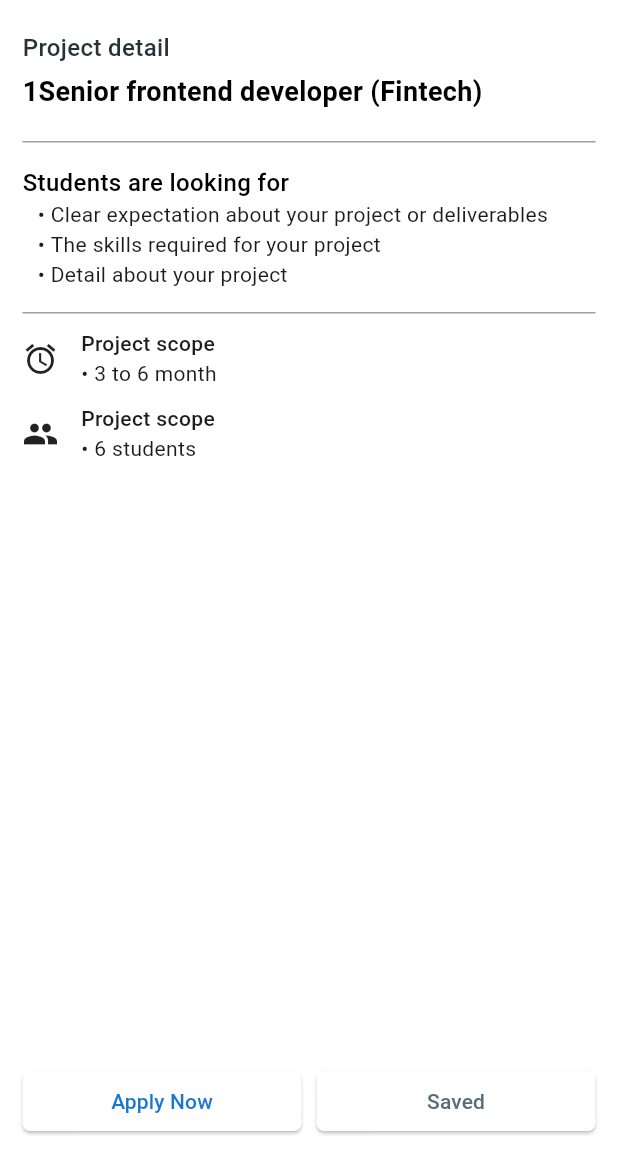
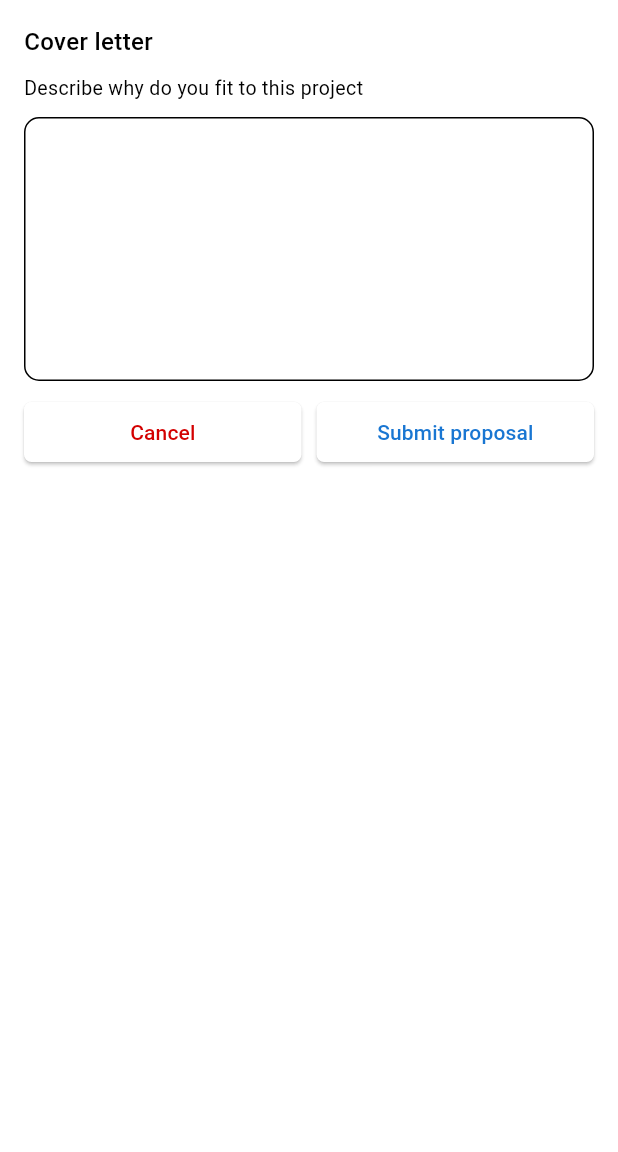
Before and after one commit to Hutavi/final_project_mobile, a Flutter app: the ProjectDetail screen opened directly with sample values from the repository, after a tap on "Apply Now", on a phone screen of 412 x 824 dp, the part 84-1236 px from its top. Run offline on Flutter 3.47's test engine with Material 3 defaults, Android fonts, the light colour scheme and no system bars; our stand-ins replace dio, dotted_border, flutter_dotenv, image_picker; missing offline and left inert: dart:ffi.

Commit message:
Phap: 7. student browse project and submit proposal

```diff
--- a/student_hub/lib/app.dart
+++ b/student_hub/lib/app.dart
@@ -22,9 +22,9 @@ class _MyAppState extends State<MyApp> {
       debugShowCheckedModeBanner: false,
       // theme: AppThemes.lightTheme,
       // initialRoute: '/navigation',
-      home: SwitchAccount(),
+      // home: SwitchAccount(),
       // home: LoginScreen(),
-      // home: ProjectListScreen(),
+      home: ProjectListScreen(),
       // home: Dashboard(),
       // initialRoute: '/homePage',
       // darkTheme: AppThemes.darkTheme,
--- a/student_hub/lib/constants/colors.dart
+++ b/student_hub/lib/constants/colors.dart
@@ -4,7 +4,7 @@ import 'package:flutter/material.dart';
 
 const Color kWhiteColor = Color(0xffffffff);
 const Color kBlackColor = Color(0xff000000);
-const Color kRed = Color.fromARGB(255, 211, 0, 0);
+const Color kRed = Color.fromARGB(255, 211, 0, 0); //cancel btn
 const Color kGreyColorText = Color(0xff45474B);
 
 const Color kGrey0 = Color(0xff555555);
--- a/student_hub/lib/routers/route.dart
+++ b/student_hub/lib/routers/route.dart
@@ -10,6 +10,7 @@ import 'package:student_hub/screens/browser_page/project_detail.dart';
 import 'package:student_hub/screens/browser_page/project_list.dart';
 import 'package:student_hub/screens/browser_page/project_saved.dart';
 import 'package:student_hub/screens/browser_page/project_search.dart';
+import 'package:student_hub/screens/browser_page/submit_proposal.dart';
 import 'package:student_hub/screens/dashboard/send_hired.dart';
 import 'package:student_hub/screens/home_page/home_page.dart';
 import 'package:student_hub/screens/profile_page/profile_input_company.dart';
@@ -295,6 +296,24 @@ class AppRoute {
             );
           },
         );
+
+      case AppRouterName.submitProposal:
+        return PageRouteBuilder(
+          pageBuilder: (context, animation, secondaryAnimation) =>
+              const submitProposal(),
+          transitionsBuilder: (context, animation, secondaryAnimation, child) {
+            const begin = Offset(1.0, 0.0);
+            const end = Offset.zero;
+            const curve = Curves.ease;
+
+            var tween =
+                Tween(begin: begin, end: end).chain(CurveTween(curve: curve));
+            return SlideTransition(
+              position: animation.drive(tween),
+              child: child,
+            );
+          },
+        );
     }
     return _errPage();
   }
--- a/student_hub/lib/routers/route_name.dart
+++ b/student_hub/lib/routers/route_name.dart
@@ -18,4 +18,6 @@ class AppRouterName {
   static const postScreen4 = '/post-step-4';
 
   static const SendHired = '/send=hired';
+  //submit proposal from project detail
+  static const submitProposal = '/submit-proposal';
 }
--- a/student_hub/lib/screens/browser_page/project_detail.dart
+++ b/student_hub/lib/screens/browser_page/project_detail.dart
@@ -1,6 +1,7 @@
 import 'package:flutter/material.dart';
 import 'package:student_hub/constants/colors.dart';
 import 'package:student_hub/models/project_model.dart';
+import 'package:student_hub/routers/route_name.dart';
 import 'package:student_hub/widgets/app_bar_custom.dart';
 import 'package:student_hub/widgets/describe_item.dart';
 
@@ -163,7 +164,9 @@ class _ProjectDetailState extends State<ProjectDetail> {
           children: [
             Expanded(
               child: ElevatedButton(
-                onPressed: () {},
+                onPressed: () {
+                  Navigator.pushNamed(context, AppRouterName.submitProposal);
+                },
                 style: ElevatedButton.styleFrom(
                     shape: RoundedRectangleBorder(
                       borderRadius: BorderRadius.circular(5),
--- /dev/null
+++ b/student_hub/lib/screens/browser_page/submit_proposal.dart
@@ -0,0 +1,114 @@
+import 'dart:ffi';
+
+import 'package:flutter/material.dart';
+import 'package:student_hub/widgets/app_bar_custom.dart';
+import 'package:student_hub/models/project_model.dart';
+import 'package:student_hub/routers/route_name.dart';
+import 'package:student_hub/constants/colors.dart';
+
+class submitProposal extends StatefulWidget {
+  // final ProjectModel projectItem;
+  const submitProposal({super.key});
+  // const submitProposal({super.key, required this.projectItem});
+
+  @override
+  State<submitProposal> createState() => _submitProposalState();
+}
+
+class _submitProposalState extends State<submitProposal> {
+  @override
+  Widget build(BuildContext context) {
+    return Scaffold(
+      backgroundColor: Colors.white,
+      appBar: const AppBarCustom(
+        title: 'Student Hub',
+      ),
+      body: Padding(
+        padding: const EdgeInsets.all(16.0),
+        child: Column(
+          children: [
+            const Row(
+              mainAxisAlignment: MainAxisAlignment.start,
+              children: [
+                Text(
+                  'Cover letter',
+                  style: TextStyle(
+                      fontSize: 16,
+                      fontWeight: FontWeight.w500,
+                      color: Colors.black),
+                ),
+              ],
+            ),
+            const SizedBox(
+              height: 10,
+            ),
+            const Row(
+              mainAxisAlignment: MainAxisAlignment.start,
+              children: [
+                Text(
+                  'Describe why do you fit to this project',
+                  style: TextStyle(
+                      fontSize: 13,
+                      // fontWeight: FontWeight.w500,
+                      color: Colors.black),
+                ),
+              ],
+            ),
+            SizedBox(
+              height: 10,
+            ),
+            const TextField(
+              maxLines: 6,
+              decoration: InputDecoration(
+                  hintText: '',
+                  enabledBorder: OutlineInputBorder(
+                    // borderSide: BorderSide(color: Colors.black),
+                    borderRadius: BorderRadius.vertical(
+                      top: Radius.circular(10.0),
+                      bottom: Radius.circular(10.0),
+                    ),
+                  ),
+                  focusedBorder: OutlineInputBorder(
+                      borderSide: BorderSide(color: Colors.black),
+                      borderRadius: BorderRadius.vertical(
+                          top: Radius.circular(10.0),
+                          bottom: Radius.circular(10.0)))),
+            ),
+            SizedBox(
+              height: 10,
+            ),
+            Row(
+              children: [
+                Expanded(
+                  child: ElevatedButton(
+                    onPressed: () {},
+                    style: ElevatedButton.styleFrom(
+                        shape: RoundedRectangleBorder(
+                          borderRadius: BorderRadius.circular(5),
+                        ),
+                        backgroundColor: kWhiteColor,
+                        foregroundColor: kRed),
+                    child: const Text('Cancel'),
+                  ),
+                ),
+                const SizedBox(width: 10),
+                Expanded(
+                  child: ElevatedButton(
+                    onPressed: () {},
+                    style: ElevatedButton.styleFrom(
+                        shape: RoundedRectangleBorder(
+                          borderRadius: BorderRadius.circular(5),
+                        ),
+                        backgroundColor: kWhiteColor,
+                        foregroundColor: kBlue700),
+                    child: const Text('Submit proposal'),
+                  ),
+                ),
+              ],
+            ),
+          ],
+        ),
+      ),
+    );
+  }
+}
--- a/student_hub/lib/screens/dashboard/dashboard.dart
+++ b/student_hub/lib/screens/dashboard/dashboard.dart
@@ -99,10 +99,10 @@ class DashboardState extends State<Dashboard> with SingleTickerProviderStateMixi
               ),
             ),
             //nội dung của student dashboard
-            studentAllProject(),
+            const studentAllProject(),
           ],
         ),
-        bottomNavigationBar: studentBottomNavigationBar(),
+        bottomNavigationBar: const studentBottomNavigationBar(),
       );
     }
     return Scaffold(
--- a/student_hub/lib/screens/dashboard/studentAllProject.dart
+++ b/student_hub/lib/screens/dashboard/studentAllProject.dart
@@ -1,7 +1,4 @@
-import 'package:flutter/cupertino.dart';
 import 'package:flutter/material.dart';
-import 'package:flutter/widgets.dart';
-import 'package:student_hub/routers/route_name.dart';
 
 class studentAllProject extends StatefulWidget {
   const studentAllProject({super.key});
```
